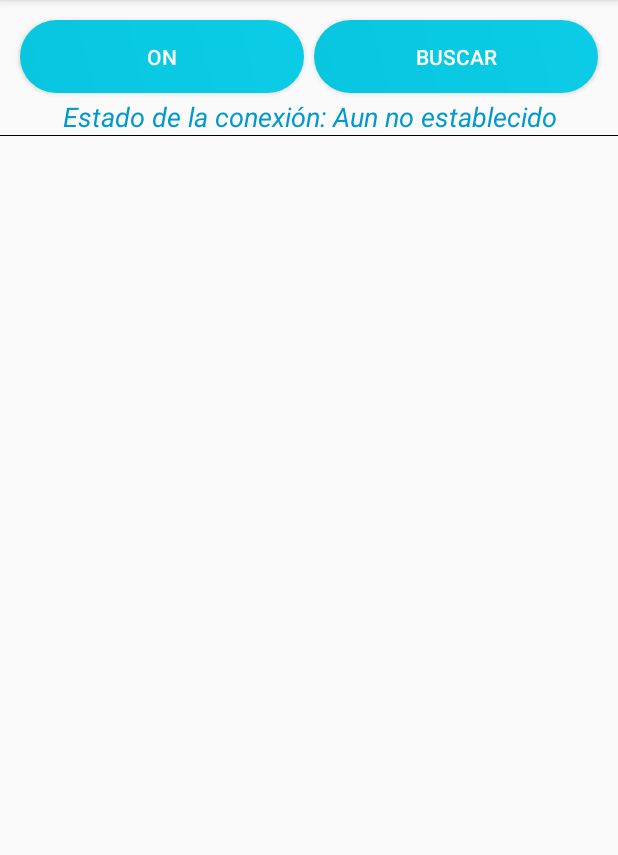
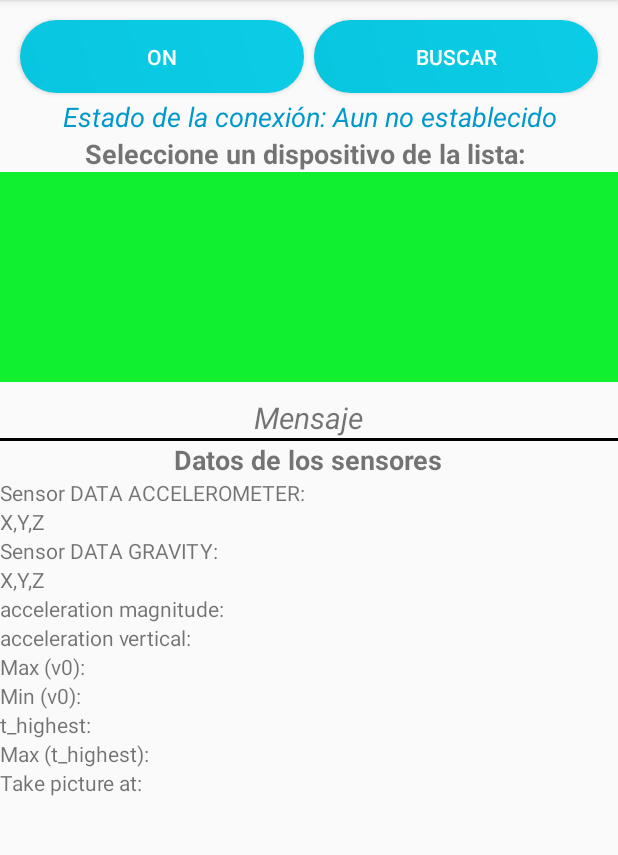
Before and after one commit to JairFrancesco/AndroidTakeJumpingPhoto, an Android app: the screen it shows after launch (MainActivity), after a tap on "WIFI ON", on a phone screen of 412 x 824 dp, the part 84-939 px from its top. Run offline under Robolectric (Android 15) with nearby library versions, the phone set to English and light mode, and no system bars.

Commit message:
new changes

```diff
--- a/app/src/main/java/com/sarthitechnology/wi_fip2p/MainActivity.java
+++ b/app/src/main/java/com/sarthitechnology/wi_fip2p/MainActivity.java
@@ -5,6 +5,8 @@ import android.content.Context;
 import android.content.Intent;
 import android.content.IntentFilter;
 import android.content.pm.PackageManager;
+import android.graphics.Bitmap;
+import android.graphics.BitmapFactory;
 import android.hardware.Camera;
 import android.hardware.Sensor;
 import android.hardware.SensorEvent;
@@ -34,6 +36,7 @@ import android.widget.ArrayAdapter;
 import android.widget.Button;
 import android.widget.EditText;
 import android.widget.FrameLayout;
+import android.widget.ImageView;
 import android.widget.LinearLayout;
 import android.widget.ListView;
 import android.widget.TextView;
@@ -63,6 +66,7 @@ public class MainActivity extends AppCompatActivity implements SensorEventListen
     private Camera mCamera;
     private MainActivity.CameraPreview mPreview;
 
+    //Callback of takepicture method
     private Camera.PictureCallback mPicture = new Camera.PictureCallback() {
 
         @Override
@@ -79,6 +83,16 @@ public class MainActivity extends AppCompatActivity implements SensorEventListen
                 fos.write(data);
                 fos.close();
                 Toast.makeText(getApplicationContext(),"Foto tomada",Toast.LENGTH_SHORT).show();
+
+                if(pictureFile.exists()){ //Show preview image of photo taken
+                    Log.d("image", "Picturefile exists");
+                    Bitmap myBitmap = BitmapFactory.decodeFile(pictureFile.getAbsolutePath());
+                    ImageView myImage = findViewById(R.id.imageViewResult);
+                    myImage.setImageBitmap(myBitmap);
+
+                } else {
+                    Log.d("image", "Picturefile NOT exists");
+                }
             } catch (FileNotFoundException e) {
                 Log.d(TAG, "File not found: " + e.getMessage());
                 Toast.makeText(getApplicationContext(),"Archivo no encontrado",Toast.LENGTH_SHORT).show();
@@ -234,6 +248,7 @@ public class MainActivity extends AppCompatActivity implements SensorEventListen
     TextView max_v0, min_v0;
     TextView max_time_highest;
     EditText writeMsg;
+    LinearLayout layout_camera;
 
     Button btnRestartpreview;
 
@@ -385,9 +400,9 @@ public class MainActivity extends AppCompatActivity implements SensorEventListen
             {
                 wifiManager.setWifiEnabled(false);
                 btnOnOff.setText("ON");
-                preview.setVisibility(View.GONE);
+                layout_camera.setVisibility(View.GONE);
                 peersdata.setVisibility(View.VISIBLE);
-                btnRestartpreview.setVisibility(View.GONE);
+                btnRestartpreview.setVisibility(View.INVISIBLE);
             }else {
                 wifiManager.setWifiEnabled(true);
                 btnOnOff.setText("OFF");
@@ -399,7 +414,7 @@ public class MainActivity extends AppCompatActivity implements SensorEventListen
         btnRestartpreview.setOnClickListener(new View.OnClickListener() {
             @Override
             public void onClick(View view) {
-                btnRestartpreview.setVisibility(View.GONE);
+                btnRestartpreview.setVisibility(View.INVISIBLE);
                 mCamera.startPreview();
             }
         });
@@ -624,6 +639,8 @@ public class MainActivity extends AppCompatActivity implements SensorEventListen
         acceleration_vertical = (TextView) findViewById(R.id.acceleration_vertical);
         time_highest = (TextView) findViewById(R.id.time_highest);
 
+        layout_camera = findViewById(R.id.layout_camera);
+
         writeMsg=(EditText) findViewById(R.id.writeMsg);
 
         connectionStatus = (TextView)findViewById(R.id.connectionStatus);
@@ -683,7 +700,7 @@ public class MainActivity extends AppCompatActivity implements SensorEventListen
                 serverClass=new Server();
                 serverClass.execute();
 
-                preview.setVisibility(View.VISIBLE);
+                layout_camera.setVisibility(View.VISIBLE);
                 peersdata.setVisibility(View.GONE);
 
             }else if(wifiP2pInfo.groupFormed)
@@ -695,7 +712,7 @@ public class MainActivity extends AppCompatActivity implements SensorEventListen
 
 
             } else {
-                preview.setVisibility(View.GONE);
+                layout_camera.setVisibility(View.GONE);
                 peersdata.setVisibility(View.VISIBLE);
             }
         }
@@ -727,6 +744,7 @@ public class MainActivity extends AppCompatActivity implements SensorEventListen
             boolean result = true;
             try {
                 serverSocket = new ServerSocket(8888);
+                serverSocket.setReuseAddress(true);
                 socket = serverSocket.accept();
             } catch (IOException e) {
                 result = false;
--- a/app/src/main/res/layout/activity_main.xml
+++ b/app/src/main/res/layout/activity_main.xml
@@ -1,6 +1,7 @@
 <?xml version="1.0" encoding="utf-8"?>
 <LinearLayout xmlns:android="http://schemas.android.com/apk/res/android"
     xmlns:app="http://schemas.android.com/apk/res-auto"
+    xmlns:tools="http://schemas.android.com/tools"
     android:layout_width="match_parent"
     android:layout_height="match_parent"
     android:orientation="vertical">
@@ -63,13 +64,13 @@
         android:layout_width="match_parent"
         android:layout_height="match_parent"
         android:orientation="vertical"
-        android:visibility="visible">
+        android:visibility="gone">
 
         <FrameLayout
             android:id="@+id/camera_preview"
             android:layout_width="match_parent"
             android:layout_height="wrap_content"
-            android:layout_weight="9"
+            android:layout_weight="7"
             android:visibility="visible">
 
         </FrameLayout>
@@ -78,7 +79,7 @@
             android:id="@+id/layout_camera_options"
             android:layout_width="match_parent"
             android:layout_height="wrap_content"
-            android:layout_weight="1"
+            android:layout_weight="3"
             android:orientation="horizontal"
             android:visibility="visible">
 
@@ -87,7 +88,7 @@
                 android:layout_width="wrap_content"
                 android:layout_height="wrap_content"
                 android:layout_margin="3dp"
-                android:layout_weight="7"
+                android:layout_weight="6.5"
                 android:background="@drawable/buttonstylegradientblue"
                 android:text="Tomar otra Foto"
                 android:textColor="#fff"
@@ -97,13 +98,11 @@
                 android:id="@+id/imageViewResult"
                 android:layout_width="wrap_content"
                 android:layout_height="wrap_content"
-                android:layout_weight="3"
-                app:srcCompat="@android:color/black" />
+                android:src="@mipmap/ic_launcher"
+                tools:srcCompat="@mipmap/ic_launcher" />
         </LinearLayout>
 
     </LinearLayout>
-
-
 
 
     <LinearLayout
@@ -111,7 +110,7 @@
         android:layout_width="match_parent"
         android:layout_height="wrap_content"
         android:orientation="vertical"
-        android:visibility="gone">
+        android:visibility="visible">
 
         <TextView
             android:id="@+id/labelSelect"
@@ -125,7 +124,7 @@
         <ListView
             android:id="@+id/peerListView"
             android:layout_width="match_parent"
-            android:layout_height="120dp"
+            android:layout_height="140dp"
             android:background="#11F02E" />
 
 
@@ -137,7 +136,8 @@
             android:layout_marginTop="10dp"
             android:text="Mensaje"
             android:textSize="20sp"
-            android:textStyle="italic" />
+            android:textStyle="italic"
+            tools:visibility="gone" />
 
         <View
             android:layout_width="match_parent"
```
